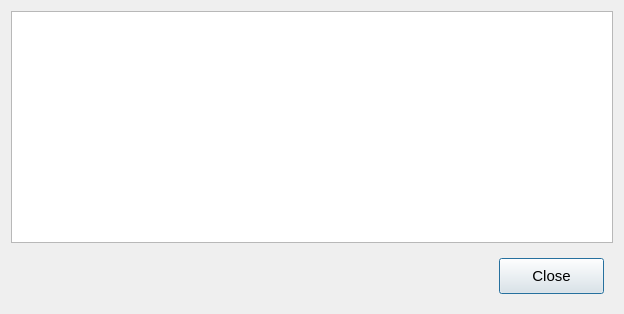
Old version of the form src/ui/about.ui in the repository DenisMedved/vkaudiosync.
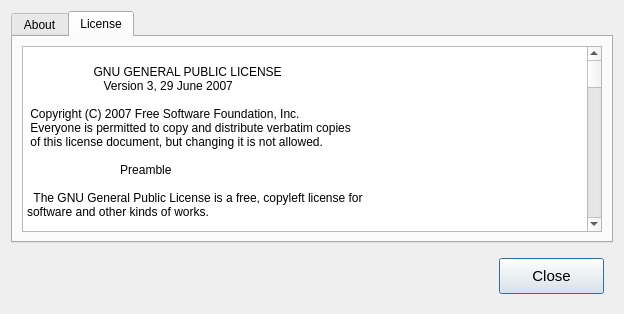
New version of the form. The open tabs and pages were chosen to show the change. Icons and pictures are not drawn.

Commit message: chage about page and disable checkboxes

Diff of the .ui file:
```diff
--- a/src/ui/about.ui
+++ b/src/ui/about.ui
@@ -15,7 +15,727 @@
   </property>
   <layout class="QVBoxLayout" name="verticalLayout">
    <item>
-    <widget class="QTextBrowser" name="textBrowser"/>
+    <widget class="QTabWidget" name="tabAbout">
+     <property name="currentIndex">
+      <number>0</number>
+     </property>
+     <widget class="QWidget" name="tab">
+      <attribute name="title">
+       <string>About</string>
+      </attribute>
+      <layout class="QVBoxLayout" name="verticalLayout_3">
+       <item>
+        <widget class="QPlainTextEdit" name="plainTextEdit_2">
+         <property name="plainText">
+          <string>VKAudioSync
+License:
+	GNU General Public License, version 3 or later
+Source:
+	https://bitbucket.org/denis_medved/vkaudiosync/src
+Contact:
+	Email: Denis Medved &lt;denis.medved91@gmail.com&gt;
+	Bitbucket: https://bitbucket.org/denis_medved
+	Twitter: https://twitter.com/theBuCeFaL
+
+Issues:
+	https://bitbucket.org/denis_medved/vkaudiosync/issues
+
+</string>
+         </property>
+        </widget>
+       </item>
+      </layout>
+     </widget>
+     <widget class="QWidget" name="tab_2">
+      <attribute name="title">
+       <string>License</string>
+      </attribute>
+      <layout class="QVBoxLayout" name="verticalLayout_2">
+       <item>
+        <widget class="QPlainTextEdit" name="plainTextEdit">
+         <property name="plainText">
+          <string> 
+                    GNU GENERAL PUBLIC LICENSE
+                       Version 3, 29 June 2007
+
+ Copyright (C) 2007 Free Software Foundation, Inc. &lt;http://fsf.org/&gt;
+ Everyone is permitted to copy and distribute verbatim copies
+ of this license document, but changing it is not allowed.
+
+                            Preamble
+
+  The GNU General Public License is a free, copyleft license for
+software and other kinds of works.
+
+  The licenses for most software and other practical works are designed
+to take away your freedom to share and change the works.  By contrast,
+the GNU General Public License is intended to guarantee your freedom to
+share and change all versions of a program--to make sure it remains free
+software for all its users.  We, the Free Software Foundation, use the
+GNU General Public License for most of our software; it applies also to
+any other work released this way by its authors.  You can apply it to
+your programs, too.
+
+  When we speak of free software, we are referring to freedom, not
+price.  Our General Public Licenses are designed to make sure that you
+have the freedom to distribute copies of free software (and charge for
+them if you wish), that you receive source code or can get it if you
+want it, that you can change the software or use pieces of it in new
+free programs, and that you know you can do these things.
+
+  To protect your rights, we need to prevent others from denying you
+these rights or asking you to surrender the rights.  Therefore, you have
+certain responsibilities if you distribute copies of the software, or if
+you modify it: responsibilities to respect the freedom of others.
+
+  For example, if you distribute copies of such a program, whether
+gratis or for a fee, you must pass on to the recipients the same
+freedoms that you received.  You must make sure that they, too, receive
+or can get the source code.  And you must show them these terms so they
+know their rights.
+
+  Developers that use the GNU GPL protect your rights with two steps:
+(1) assert copyright on the software, and (2) offer you this License
+giving you legal permission to copy, distribute and/or modify it.
+
+  For the developers' and authors' protection, the GPL clearly explains
+that there is no warranty for this free software.  For both users' and
+authors' sake, the GPL requires that modified versions be marked as
+changed, so that their problems will not be attributed erroneously to
+authors of previous versions.
+
+  Some devices are designed to deny users access to install or run
+modified versions of the software inside them, although the manufacturer
+can do so.  This is fundamentally incompatible with the aim of
+protecting users' freedom to change the software.  The systematic
+pattern of such abuse occurs in the area of products for individuals to
+use, which is precisely where it is most unacceptable.  Therefore, we
+have designed this version of the GPL to prohibit the practice for those
+products.  If such problems arise substantially in other domains, we
+stand ready to extend this provision to those domains in future versions
+of the GPL, as needed to protect the freedom of users.
+
+  Finally, every program is threatened constantly by software patents.
+States should not allow patents to restrict development and use of
+software on general-purpose computers, but in those that do, we wish to
+avoid the special danger that patents applied to a free program could
+make it effectively proprietary.  To prevent this, the GPL assures that
+patents cannot be used to render the program non-free.
+
+  The precise terms and conditions for copying, distribution and
+modification follow.
+
+                       TERMS AND CONDITIONS
+
+  0. Definitions.
+
+  &quot;This License&quot; refers to version 3 of the GNU General Public License.
+
+  &quot;Copyright&quot; also means copyright-like laws that apply to other kinds of
+works, such as semiconductor masks.
+
+  &quot;The Program&quot; refers to any copyrightable work licensed under this
+License.  Each licensee is addressed as &quot;you&quot;.  &quot;Licensees&quot; and
+&quot;recipients&quot; may be individuals or organizations.
+
+  To &quot;modify&quot; a work means to copy from or adapt all or part of the work
+in a fashion requiring copyright permission, other than the making of an
+exact copy.  The resulting work is called a &quot;modified version&quot; of the
+earlier work or a work &quot;based on&quot; the earlier work.
+
+  A &quot;covered work&quot; means either the unmodified Program or a work based
+on the Program.
+
+  To &quot;propagate&quot; a work means to do anything with it that, without
+permission, would make you directly or secondarily liable for
+infringement under applicable copyright law, except executing it on a
+computer or modifying a private copy.  Propagation includes copying,
+distribution (with or without modification), making available to the
+public, and in some countries other activities as well.
+
+  To &quot;convey&quot; a work means any kind of propagation that enables other
+parties to make or receive copies.  Mere interaction with a user through
+a computer network, with no transfer of a copy, is not conveying.
+
+  An interactive user interface displays &quot;Appropriate Legal Notices&quot;
+to the extent that it includes a convenient and prominently visible
+feature that (1) displays an appropriate copyright notice, and (2)
+tells the user that there is no warranty for the work (except to the
+extent that warranties are provided), that licensees may convey the
+work under this License, and how to view a copy of this License.  If
+the interface presents a list of user commands or options, such as a
+menu, a prominent item in the list meets this criterion.
+
+  1. Source Code.
+
+  The &quot;source code&quot; for a work means the preferred form of the work
+for making modifications to it.  &quot;Object code&quot; means any non-source
+form of a work.
+
+  A &quot;Standard Interface&quot; means an interface that either is an official
+standard defined by a recognized standards body, or, in the case of
+interfaces specified for a particular programming language, one that
+is widely used among developers working in that language.
+
+  The &quot;System Libraries&quot; of an executable work include anything, other
+than the work as a whole, that (a) is included in the normal form of
+packaging a Major Component, but which is not part of that Major
+Component, and (b) serves only to enable use of the work with that
+Major Component, or to implement a Standard Interface for which an
+implementation is available to the public in source code form.  A
+&quot;Major Component&quot;, in this context, means a major essential component
+(kernel, window system, and so on) of the specific operating system
+(if any) on which the executable work runs, or a compiler used to
+produce the work, or an object code interpreter used to run it.
+
+  The &quot;Corresponding Source&quot; for a work in object code form means all
+the source code needed to generate, install, and (for an executable
+work) run the object code and to modify the work, including scripts to
+control those activities.  However, it does not include the work's
+System Libraries, or general-purpose tools or generally available free
+programs which are used unmodified in performing those activities but
+which are not part of the work.  For example, Corresponding Source
+includes interface definition files associated with source files for
+the work, and the source code for shared libraries and dynamically
+linked subprograms that the work is specifically designed to require,
+such as by intimate data communication or control flow between those
+subprograms and other parts of the work.
+
+  The Corresponding Source need not include anything that users
+can regenerate automatically from other parts of the Corresponding
+Source.
+
+  The Corresponding Source for a work in source code form is that
+same work.
+
+  2. Basic Permissions.
+
+  All rights granted under this License are granted for the term of
+copyright on the Program, and are irrevocable provided the stated
+conditions are met.  This License explicitly affirms your unlimited
+permission to run the unmodified Program.  The output from running a
+covered work is covered by this License only if the output, given its
+content, constitutes a covered work.  This License acknowledges your
+rights of fair use or other equivalent, as provided by copyright law.
+
+  You may make, run and propagate covered works that you do not
+convey, without conditions so long as your license otherwise remains
+in force.  You may convey covered works to others for the sole purpose
+of having them make modifications exclusively for you, or provide you
+with facilities for running those works, provided that you comply with
+the terms of this License in conveying all material for which you do
+not control copyright.  Those thus making or running the covered works
+for you must do so exclusively on your behalf, under your direction
+and control, on terms that prohibit them from making any copies of
+your copyrighted material outside their relationship with you.
+
+  Conveying under any other circumstances is permitted solely under
+the conditions stated below.  Sublicensing is not allowed; section 10
+makes it unnecessary.
+
+  3. Protecting Users' Legal Rights From Anti-Circumvention Law.
+
+  No covered work shall be deemed part of an effective technological
+measure under any applicable law fulfilling obligations under article
+11 of the WIPO copyright treaty adopted on 20 December 1996, or
+similar laws prohibiting or restricting circumvention of such
+measures.
+
+  When you convey a covered work, you waive any legal power to forbid
+circumvention of technological measures to the extent such circumvention
+is effected by exercising rights under this License with respect to
+the covered work, and you disclaim any intention to limit operation or
+modification of the work as a means of enforcing, against the work's
+users, your or third parties' legal rights to forbid circumvention of
+technological measures.
+
+  4. Conveying Verbatim Copies.
+
+  You may convey verbatim copies of the Program's source code as you
+receive it, in any medium, provided that you conspicuously and
+appropriately publish on each copy an appropriate copyright notice;
+keep intact all notices stating that this License and any
+non-permissive terms added in accord with section 7 apply to the code;
+keep intact all notices of the absence of any warranty; and give all
+recipients a copy of this License along with the Program.
+
+  You may charge any price or no price for each copy that you convey,
+and you may offer support or warranty protection for a fee.
+
+  5. Conveying Modified Source Versions.
+
+  You may convey a work based on the Program, or the modifications to
+produce it from the Program, in the form of source code under the
+terms of section 4, provided that you also meet all of these conditions:
+
+    a) The work must carry prominent notices stating that you modified
+    it, and giving a relevant date.
+
+    b) The work must carry prominent notices stating that it is
+    released under this License and any conditions added under section
+    7.  This requirement modifies the requirement in section 4 to
+    &quot;keep intact all notices&quot;.
+
+    c) You must license the entire work, as a whole, under this
+    License to anyone who comes into possession of a copy.  This
+    License will therefore apply, along with any applicable section 7
+    additional terms, to the whole of the work, and all its parts,
+    regardless of how they are packaged.  This License gives no
+    permission to license the work in any other way, but it does not
+    invalidate such permission if you have separately received it.
+
+    d) If the work has interactive user interfaces, each must display
+    Appropriate Legal Notices; however, if the Program has interactive
+    interfaces that do not display Appropriate Legal Notices, your
+    work need not make them do so.
+
+  A compilation of a covered work with other separate and independent
+works, which are not by their nature extensions of the covered work,
+and which are not combined with it such as to form a larger program,
+in or on a volume of a storage or distribution medium, is called an
+&quot;aggregate&quot; if the compilation and its resulting copyright are not
+used to limit the access or legal rights of the compilation's users
+beyond what the individual works permit.  Inclusion of a covered work
+in an aggregate does not cause this License to apply to the other
+parts of the aggregate.
+
+  6. Conveying Non-Source Forms.
+
+  You may convey a covered work in object code form under the terms
+of sections 4 and 5, provided that you also convey the
+machine-readable Corresponding Source under the terms of this License,
+in one of these ways:
+
+    a) Convey the object code in, or embodied in, a physical product
+    (including a physical distribution medium), accompanied by the
+    Corresponding Source fixed on a durable physical medium
+    customarily used for software interchange.
+
+    b) Convey the object code in, or embodied in, a physical product
+    (including a physical distribution medium), accompanied by a
+    written offer, valid for at least three years and valid for as
+    long as you offer spare parts or customer support for that product
+    model, to give anyone who possesses the object code either (1) a
+    copy of the Corresponding Source for all the software in the
+    product that is covered by this License, on a durable physical
+    medium customarily used for software interchange, for a price no
+    more than your reasonable cost of physically performing this
+    conveying of source, or (2) access to copy the
+    Corresponding Source from a network server at no charge.
+
+    c) Convey individual copies of the object code with a copy of the
+    written offer to provide the Corresponding Source.  This
+    alternative is allowed only occasionally and noncommercially, and
+    only if you received the object code with such an offer, in accord
+    with subsection 6b.
+
+    d) Convey the object code by offering access from a designated
+    place (gratis or for a charge), and offer equivalent access to the
+    Corresponding Source in the same way through the same place at no
+    further charge.  You need not require recipients to copy the
+    Corresponding Source along with the object code.  If the place to
+    copy the object code is a network server, the Corresponding Source
+    may be on a different server (operated by you or a third party)
+    that supports equivalent copying facilities, provided you maintain
+    clear directions next to the object code saying where to find the
+    Corresponding Source.  Regardless of what server hosts the
+    Corresponding Source, you remain obligated to ensure that it is
+    available for as long as needed to satisfy these requirements.
+
+    e) Convey the object code using peer-to-peer transmission, provided
+    you inform other peers where the object code and Corresponding
+    Source of the work are being offered to the general public at no
+    charge under subsection 6d.
+
+  A separable portion of the object code, whose source code is excluded
+from the Corresponding Source as a System Library, need not be
+included in conveying the object code work.
+
+  A &quot;User Product&quot; is either (1) a &quot;consumer product&quot;, which means any
+tangible personal property which is normally used for personal, family,
+or household purposes, or (2) anything designed or sold for incorporation
+into a dwelling.  In determining whether a product is a consumer product,
+doubtful cases shall be resolved in favor of coverage.  For a particular
+product received by a particular user, &quot;normally used&quot; refers to a
+typical or common use of that class of product, regardless of the status
+of the particular user or of the way in which the particular user
+actually uses, or expects or is expected to use, the product.  A product
+is a consumer product regardless of whether the product has substantial
+commercial, industrial or non-consumer uses, unless such uses represent
+the only significant mode of use of the product.
+
+  &quot;Installation Information&quot; for a User Product means any methods,
+procedures, authorization keys, or other information required to install
+and execute modified versions of a covered work in that User Product from
+a modified version of its Corresponding Source.  The information must
+suffice to ensure that the continued functioning of the modified object
+code is in no case prevented or interfered with solely because
+modification has been made.
+
+  If you convey an object code work under this section in, or with, or
+specifically for use in, a User Product, and the conveying occurs as
+part of a transaction in which the right of possession and use of the
+User Product is transferred to the recipient in perpetuity or for a
+fixed term (regardless of how the transaction is characterized), the
+Corresponding Source conveyed under this section must be accompanied
+by the Installation Information.  But this requirement does not apply
+if neither you nor any third party retains the ability to install
+modified object code on the User Product (for example, the work has
+been installed in ROM).
+
+  The requirement to provide Installation Information does not include a
+requirement to continue to provide support service, warranty, or updates
+for a work that has been modified or installed by the recipient, or for
+the User Product in which it has been modified or installed.  Access to a
+network may be denied when the modification itself materially and
+adversely affects the operation of the network or violates the rules and
+protocols for communication across the network.
+
+  Corresponding Source conveyed, and Installation Information provided,
+in accord with this section must be in a format that is publicly
+documented (and with an implementation available to the public in
+source code form), and must require no special password or key for
+unpacking, reading or copying.
+
+  7. Additional Terms.
+
+  &quot;Additional permissions&quot; are terms that supplement the terms of this
+License by making exceptions from one or more of its conditions.
+Additional permissions that are applicable to the entire Program shall
+be treated as though they were included in this License, to the extent
+that they are valid under applicable law.  If additional permissions
+apply only to part of the Program, that part may be used separately
+under those permissions, but the entire Program remains governed by
+this License without regard to the additional permissions.
+
+  When you convey a copy of a covered work, you may at your option
+remove any additional permissions from that copy, or from any part of
+it.  (Additional permissions may be written to require their own
+removal in certain cases when you modify the work.)  You may place
+additional permissions on material, added by you to a covered work,
+for which you have or can give appropriate copyright permission.
+
+  Notwithstanding any other provision of this License, for material you
+add to a covered work, you may (if authorized by the copyright holders of
+that material) supplement the terms of this License with terms:
+
+    a) Disclaiming warranty or limiting liability differently from the
+    terms of sections 15 and 16 of this License; or
+
+    b) Requiring preservation of specified reasonable legal notices or
+    author attributions in that material or in the Appropriate Legal
+    Notices displayed by works containing it; or
+
+    c) Prohibiting misrepresentation of the origin of that material, or
+    requiring that modified versions of such material be marked in
+    reasonable ways as different from the original version; or
+
+    d) Limiting the use for publicity purposes of names of licensors or
+    authors of the material; or
+
+    e) Declining to grant rights under trademark law for use of some
+    trade names, trademarks, or service marks; or
+
+    f) Requiring indemnification of licensors and authors of that
+    material by anyone who conveys the material (or modified versions of
+    it) with contractual assumptions of liability to the recipient, for
+    any liability that these contractual assumptions directly impose on
+    those licensors and authors.
+
+  All other non-permissive additional terms are considered &quot;further
+restrictions&quot; within the meaning of section 10.  If the Program as you
+received it, or any part of it, contains a notice stating that it is
+governed by this License along with a term that is a further
+restriction, you may remove that term.  If a license document contains
+a further restriction but permits relicensing or conveying under this
+License, you may add to a covered work material governed by the terms
+of that license document, provided that the further restriction does
+not survive such relicensing or conveying.
+
+  If you add terms to a covered work in accord with this section, you
+must place, in the relevant source files, a statement of the
+additional terms that apply to those files, or a notice indicating
+where to find the applicable terms.
+
+  Additional terms, permissive or non-permissive, may be stated in the
+form of a separately written license, or stated as exceptions;
+the above requirements apply either way.
+
+  8. Termination.
+
+  You may not propagate or modify a covered work except as expressly
+provided under this License.  Any attempt otherwise to propagate or
+modify it is void, and will automatically terminate your rights under
+this License (including any patent licenses granted under the third
+paragraph of section 11).
+
+  However, if you cease all violation of this License, then your
+license from a particular copyright holder is reinstated (a)
+provisionally, unless and until the copyright holder explicitly and
+finally terminates your license, and (b) permanently, if the copyright
+holder fails to notify you of the violation by some reasonable means
+prior to 60 days after the cessation.
+
+  Moreover, your license from a particular copyright holder is
+reinstated permanently if the copyright holder notifies you of the
+violation by some reasonable means, this is the first time you have
+received notice of violation of this License (for any work) from that
+copyright holder, and you cure the violation prior to 30 days after
+your receipt of the notice.
+
+  Termination of your rights under this section does not terminate the
+licenses of parties who have received copies or rights from you under
+this License.  If your rights have been terminated and not permanently
+reinstated, you do not qualify to receive new licenses for the same
+material under section 10.
+
+  9. Acceptance Not Required for Having Copies.
+
+  You are not required to accept this License in order to receive or
+run a copy of the Program.  Ancillary propagation of a covered work
+occurring solely as a consequence of using peer-to-peer transmission
+to receive a copy likewise does not require acceptance.  However,
+nothing other than this License grants you permission to propagate or
+modify any covered work.  These actions infringe copyright if you do
+not accept this License.  Therefore, by modifying or propagating a
+covered work, you indicate your acceptance of this License to do so.
+
+  10. Automatic Licensing of Downstream Recipients.
+
+  Each time you convey a covered work, the recipient automatically
+receives a license from the original licensors, to run, modify and
+propagate that work, subject to this License.  You are not responsible
+for enforcing compliance by third parties with this License.
+
+  An &quot;entity transaction&quot; is a transaction transferring control of an
+organization, or substantially all assets of one, or subdividing an
+organization, or merging organizations.  If propagation of a covered
+work results from an entity transaction, each party to that
+transaction who receives a copy of the work also receives whatever
+licenses to the work the party's predecessor in interest had or could
+give under the previous paragraph, plus a right to possession of the
+Corresponding Source of the work from the predecessor in interest, if
+the predecessor has it or can get it with reasonable efforts.
+
+  You may not impose any further restrictions on the exercise of the
+rights granted or affirmed under this License.  For example, you may
+not impose a license fee, royalty, or other charge for exercise of
+rights granted under this License, and you may not initiate litigation
+(including a cross-claim or counterclaim in a lawsuit) alleging that
+any patent claim is infringed by making, using, selling, offering for
+sale, or importing the Program or any portion of it.
+
+  11. Patents.
+
+  A &quot;contributor&quot; is a copyright holder who authorizes use under this
+License of the Program or a work on which the Program is based.  The
+work thus licensed is called the contributor's &quot;contributor version&quot;.
+
+  A contributor's &quot;essential patent claims&quot; are all patent claims
+owned or controlled by the contributor, whether already acquired or
+hereafter acquired, that would be infringed by some manner, permitted
+by this License, of making, using, or selling its contributor version,
+but do not include claims that would be infringed only as a
+consequence of further modification of the contributor version.  For
+purposes of this definition, &quot;control&quot; includes the right to grant
+patent sublicenses in a manner consistent with the requirements of
+this License.
+
+  Each contributor grants you a non-exclusive, worldwide, royalty-free
+patent license under the contributor's essential patent claims, to
+make, use, sell, offer for sale, import and otherwise run, modify and
+propagate the contents of its contributor version.
+
+  In the following three paragraphs, a &quot;patent license&quot; is any express
+agreement or commitment, however denominated, not to enforce a patent
+(such as an express permission to practice a patent or covenant not to
+sue for patent infringement).  To &quot;grant&quot; such a patent license to a
+party means to make such an agreement or commitment not to enforce a
+patent against the party.
+
+  If you convey a covered work, knowingly relying on a patent license,
+and the Corresponding Source of the work is not available for anyone
+to copy, free of charge and under the terms of this License, through a
+publicly available network server or other readily accessible means,
+then you must either (1) cause the Corresponding Source to be so
+available, or (2) arrange to deprive yourself of the benefit of the
+patent license for this particular work, or (3) arrange, in a manner
+consistent with the requirements of this License, to extend the patent
+license to downstream recipients.  &quot;Knowingly relying&quot; means you have
+actual knowledge that, but for the patent license, your conveying the
+covered work in a country, or your recipient's use of the covered work
+in a country, would infringe one or more identifiable patents in that
+country that you have reason to believe are valid.
+
+  If, pursuant to or in connection with a single transaction or
+arrangement, you convey, or propagate by procuring conveyance of, a
+covered work, and grant a patent license to some of the parties
+receiving the covered work authorizing them to use, propagate, modify
+or convey a specific copy of the covered work, then the patent license
+you grant is automatically extended to all recipients of the covered
+work and works based on it.
+
+  A patent license is &quot;discriminatory&quot; if it does not include within
+the scope of its coverage, prohibits the exercise of, or is
+conditioned on the non-exercise of one or more of the rights that are
+specifically granted under this License.  You may not convey a covered
+work if you are a party to an arrangement with a third party that is
+in the business of distributing software, under which you make payment
+to the third party based on the extent of your activity of conveying
+the work, and under which the third party grants, to any of the
+parties who would receive the covered work from you, a discriminatory
+patent license (a) in connection with copies of the covered work
+conveyed by you (or copies made from those copies), or (b) primarily
+for and in connection with specific products or compilations that
+contain the covered work, unless you entered into that arrangement,
+or that patent license was granted, prior to 28 March 2007.
+
+  Nothing in this License shall be construed as excluding or limiting
+any implied license or other defenses to infringement that may
+otherwise be available to you under applicable patent law.
+
+  12. No Surrender of Others' Freedom.
+
+  If conditions are imposed on you (whether by court order, agreement or
+otherwise) that contradict the conditions of this License, they do not
+excuse you from the conditions of this License.  If you cannot convey a
+covered work so as to satisfy simultaneously your obligations under this
+License and any other pertinent obligations, then as a consequence you may
+not convey it at all.  For example, if you agree to terms that obligate you
+to collect a royalty for further conveying from those to whom you convey
+the Program, the only way you could satisfy both those terms and this
+License would be to refrain entirely from conveying the Program.
+
+  13. Use with the GNU Affero General Public License.
+
+  Notwithstanding any other provision of this License, you have
+permission to link or combine any covered work with a work licensed
+under version 3 of the GNU Affero General Public License into a single
+combined work, and to convey the resulting work.  The terms of this
+License will continue to apply to the part which is the covered work,
+but the special requirements of the GNU Affero General Public License,
+section 13, concerning interaction through a network will apply to the
+combination as such.
+
+  14. Revised Versions of this License.
+
+  The Free Software Foundation may publish revised and/or new versions of
+the GNU General Public License from time to time.  Such new versions will
+be similar in spirit to the present version, but may differ in detail to
+address new problems or concerns.
+
+  Each version is given a distinguishing version number.  If the
+Program specifies that a certain numbered version of the GNU General
+Public License &quot;or any later version&quot; applies to it, you have the
+option of following the terms and conditions either of that numbered
+version or of any later version published by the Free Software
+Foundation.  If the Program does not specify a version number of the
+GNU General Public License, you may choose any version ever published
+by the Free Software Foundation.
+
+  If the Program specifies that a proxy can decide which future
+versions of the GNU General Public License can be used, that proxy's
+public statement of acceptance of a version permanently authorizes you
+to choose that version for the Program.
+
+  Later license versions may give you additional or different
+permissions.  However, no additional obligations are imposed on any
+author or copyright holder as a result of your choosing to follow a
+later version.
+
+  15. Disclaimer of Warranty.
+
+  THERE IS NO WARRANTY FOR THE PROGRAM, TO THE EXTENT PERMITTED BY
+APPLICABLE LAW.  EXCEPT WHEN OTHERWISE STATED IN WRITING THE COPYRIGHT
+HOLDERS AND/OR OTHER PARTIES PROVIDE THE PROGRAM &quot;AS IS&quot; WITHOUT WARRANTY
+OF ANY KIND, EITHER EXPRESSED OR IMPLIED, INCLUDING, BUT NOT LIMITED TO,
+THE IMPLIED WARRANTIES OF MERCHANTABILITY AND FITNESS FOR A PARTICULAR
+PURPOSE.  THE ENTIRE RISK AS TO THE QUALITY AND PERFORMANCE OF THE PROGRAM
+IS WITH YOU.  SHOULD THE PROGRAM PROVE DEFECTIVE, YOU ASSUME THE COST OF
+ALL NECESSARY SERVICING, REPAIR OR CORRECTION.
+
+  16. Limitation of Liability.
+
+  IN NO EVENT UNLESS REQUIRED BY APPLICABLE LAW OR AGREED TO IN WRITING
+WILL ANY COPYRIGHT HOLDER, OR ANY OTHER PARTY WHO MODIFIES AND/OR CONVEYS
+THE PROGRAM AS PERMITTED ABOVE, BE LIABLE TO YOU FOR DAMAGES, INCLUDING ANY
+GENERAL, SPECIAL, INCIDENTAL OR CONSEQUENTIAL DAMAGES ARISING OUT OF THE
+USE OR INABILITY TO USE THE PROGRAM (INCLUDING BUT NOT LIMITED TO LOSS OF
+DATA OR DATA BEING RENDERED INACCURATE OR LOSSES SUSTAINED BY YOU OR THIRD
+PARTIES OR A FAILURE OF THE PROGRAM TO OPERATE WITH ANY OTHER PROGRAMS),
+EVEN IF SUCH HOLDER OR OTHER PARTY HAS BEEN ADVISED OF THE POSSIBILITY OF
+SUCH DAMAGES.
+
+  17. Interpretation of Sections 15 and 16.
+
+  If the disclaimer of warranty and limitation of liability provided
+above cannot be given local legal effect according to their terms,
+reviewing courts shall apply local law that most closely approximates
+an absolute waiver of all civil liability in connection with the
+Program, unless a warranty or assumption of liability accompanies a
+copy of the Program in return for a fee.
+
+                     END OF TERMS AND CONDITIONS
+
+            How to Apply These Terms to Your New Programs
+
+  If you develop a new program, and you want it to be of the greatest
+possible use to the public, the best way to achieve this is to make it
+free software which everyone can redistribute and change under these terms.
+
+  To do so, attach the following notices to the program.  It is safest
+to attach them to the start of each source file to most effectively
+state the exclusion of warranty; and each file should have at least
+the &quot;copyright&quot; line and a pointer to where the full notice is found.
+
+    &lt;one line to give the program's name and a brief idea of what it does.&gt;
+    Copyright (C) &lt;year&gt;  &lt;name of author&gt;
+
+    This program is free software: you can redistribute it and/or modify
+    it under the terms of the GNU General Public License as published by
+    the Free Software Foundation, either version 3 of the License, or
+    (at your option) any later version.
+
+    This program is distributed in the hope that it will be useful,
+    but WITHOUT ANY WARRANTY; without even the implied warranty of
+    MERCHANTABILITY or FITNESS FOR A PARTICULAR PURPOSE.  See the
+    GNU General Public License for more details.
+
+    You should have received a copy of the GNU General Public License
+    along with this program.  If not, see &lt;http://www.gnu.org/licenses/&gt;.
+
+Also add information on how to contact you by electronic and paper mail.
+
+  If the program does terminal interaction, make it output a short
+notice like this when it starts in an interactive mode:
+
+    &lt;program&gt;  Copyright (C) &lt;year&gt;  &lt;name of author&gt;
+    This program comes with ABSOLUTELY NO WARRANTY; for details type `show w'.
+    This is free software, and you are welcome to redistribute it
+    under certain conditions; type `show c' for details.
+
+The hypothetical commands `show w' and `show c' should show the appropriate
+parts of the General Public License.  Of course, your program's commands
+might be different; for a GUI interface, you would use an &quot;about box&quot;.
+
+  You should also get your employer (if you work as a programmer) or school,
+if any, to sign a &quot;copyright disclaimer&quot; for the program, if necessary.
+For more information on this, and how to apply and follow the GNU GPL, see
+&lt;http://www.gnu.org/licenses/&gt;.
+
+  The GNU General Public License does not permit incorporating your program
+into proprietary programs.  If your program is a subroutine library, you
+may consider it more useful to permit linking proprietary applications with
+the library.  If this is what you want to do, use the GNU Lesser General
+Public License instead of this License.  But first, please read
+&lt;http://www.gnu.org/philosophy/why-not-lgpl.html&gt;.
+</string>
+         </property>
+        </widget>
+       </item>
+      </layout>
+     </widget>
+    </widget>
    </item>
    <item>
     <widget class="QWidget" name="widget" native="true">
```
The commit also changes 1 other file.
